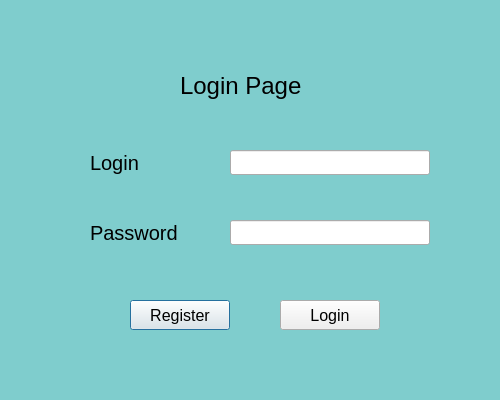
This is login.ui in adityarnayak2001/MLT_BabyAnalysis as Qt 5 draws it before an edit. The edited form follows.
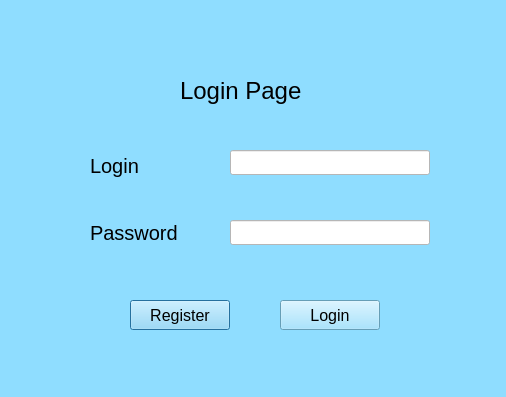
This is the edited form.

Commit message: bg-color for login and user_reg

```diff
--- a/login.ui
+++ b/login.ui
@@ -6,8 +6,8 @@
    <rect>
     <x>0</x>
     <y>0</y>
-    <width>500</width>
-    <height>400</height>
+    <width>506</width>
+    <height>397</height>
    </rect>
   </property>
   <property name="sizePolicy">
@@ -20,7 +20,7 @@
    <string>Dialog</string>
   </property>
   <property name="styleSheet">
-   <string notr="true">QDialog{background-color:#7FCDCD}</string>
+   <string notr="true">background-color: rgb(143, 221, 255);</string>
   </property>
   <widget class="QLineEdit" name="email">
    <property name="geometry">
@@ -31,6 +31,9 @@
      <height>25</height>
     </rect>
    </property>
+   <property name="styleSheet">
+    <string notr="true">background-color: rgb(255, 255, 255);</string>
+   </property>
   </widget>
   <widget class="QLineEdit" name="password">
    <property name="geometry">
@@ -41,6 +44,9 @@
      <height>25</height>
     </rect>
    </property>
+   <property name="styleSheet">
+    <string notr="true">background-color: rgb(255, 255, 255);</string>
+   </property>
    <property name="echoMode">
     <enum>QLineEdit::Password</enum>
    </property>
@@ -50,8 +56,8 @@
     <rect>
      <x>90</x>
      <y>150</y>
-     <width>100</width>
-     <height>25</height>
+     <width>111</width>
+     <height>31</height>
     </rect>
    </property>
    <property name="sizePolicy">
@@ -74,7 +80,7 @@
     <rect>
      <x>90</x>
      <y>220</y>
-     <width>100</width>
+     <width>111</width>
      <height>25</height>
     </rect>
    </property>
@@ -98,8 +104,8 @@
     <rect>
      <x>180</x>
      <y>70</y>
-     <width>150</width>
-     <height>31</height>
+     <width>181</width>
+     <height>41</height>
     </rect>
    </property>
    <property name="sizePolicy">
```
The commit also changes 2 other files.
